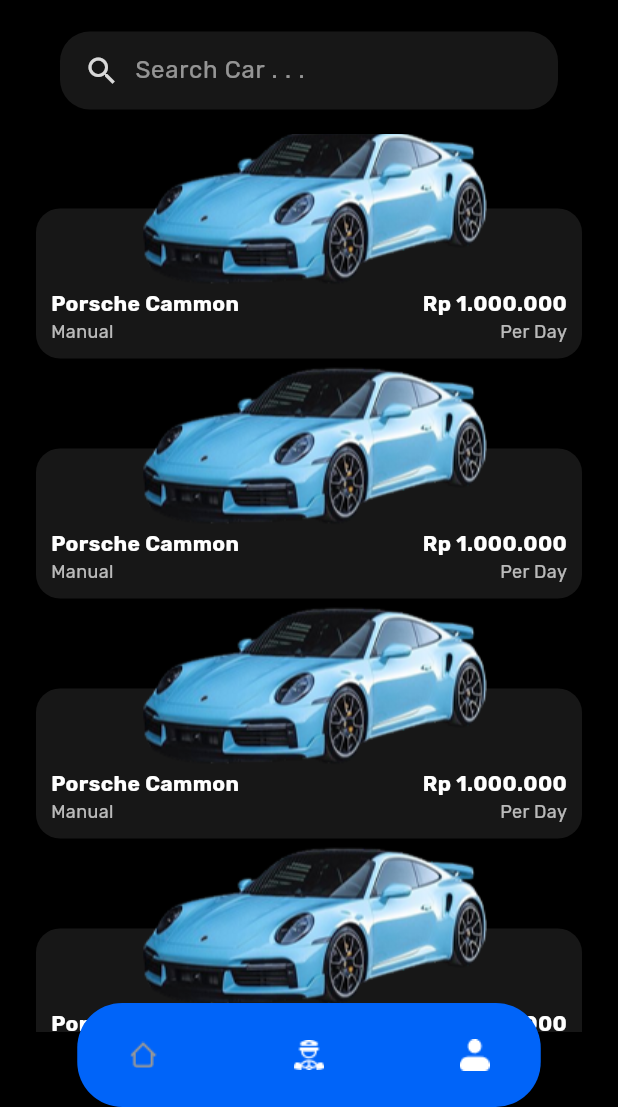
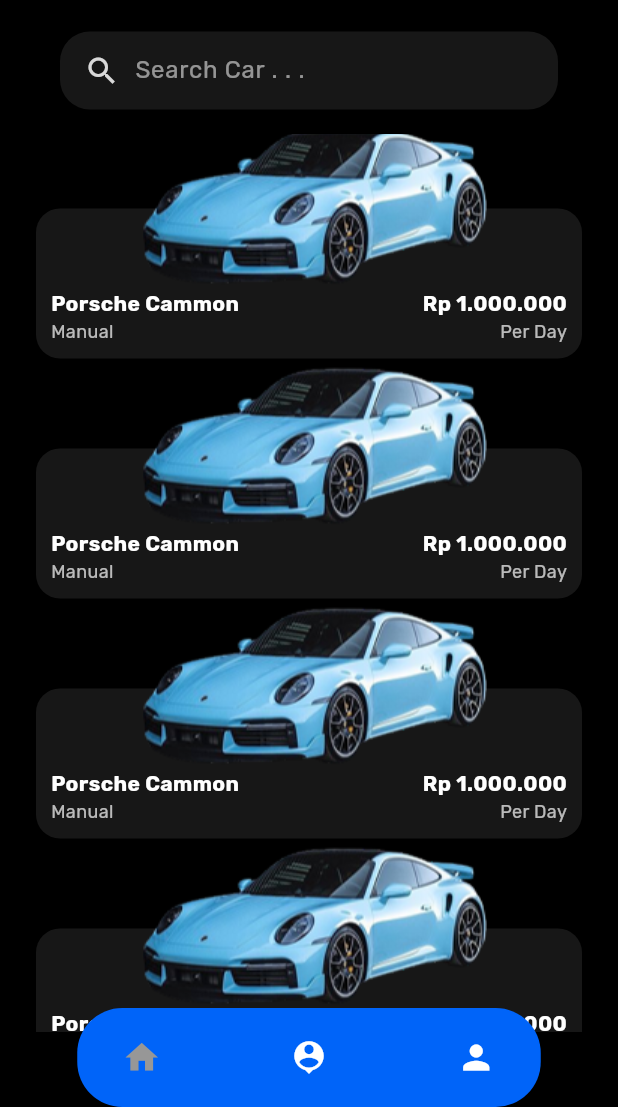
Before and after one commit to restumi/CarRentUkkMobile, a Flutter app: the screen it shows after launch, on a phone screen of 412 x 824 dp, the part 129-1236 px from its top. Run offline on Flutter 3.47's test engine with Material 3 defaults, Android fonts, the phone set to English and light mode, and no system bars; our stand-ins replace google_fonts, image_picker, table_calendar.

Commit message:
fix icons in custom bottomNavbar

```diff
--- a/lib/screens/driver/driver_screen.dart
+++ b/lib/screens/driver/driver_screen.dart
@@ -48,6 +48,11 @@
                   _goToProfile(context);
                 }
               },
+              icons: [
+                Icons.home,
+                Icons.person_pin,
+                Icons.person
+              ],
             ),
           ],
         ),
--- a/lib/screens/home/home_screen.dart
+++ b/lib/screens/home/home_screen.dart
@@ -214,32 +214,12 @@
                   _goToProfile(context);
                 }
               },
+              icons: [
+                Icons.home,
+                Icons.person_pin,
+                Icons.person
+              ],
             ),
-
-            // ===== Bottom Navbar =====
-            // Positioned(
-            //   bottom: 0,
-            //   left: MediaQuery.of(context).size.width * 0.125,
-            //   child: Container(
-            //     width: MediaQuery.of(context).size.width * 0.75,
-            //     padding: const EdgeInsets.symmetric(
-            //       vertical: 20,
-            //       horizontal: 30,
-            //     ),
-            //     decoration: const BoxDecoration(
-            //       color: Color(0xFF0064F9),
-            //       borderRadius: BorderRadius.all(Radius.circular(30)),
-            //     ),
-            //     child: Row(
-            //       mainAxisAlignment: MainAxisAlignment.spaceBetween,
-            //       children: [
-            //         Image.asset("assets/icons/home.png", width: 28),
-            //         Image.asset("assets/icons/driver.png", width: 28),
-            //         Image.asset("assets/icons/profil.png", width: 28),
-            //       ],
-            //     ),
-            //   ),
-            // ),
           ],
         ),
       ),
--- a/lib/screens/home/transaction_screen.dart
+++ b/lib/screens/home/transaction_screen.dart
@@ -130,7 +130,7 @@
                                     ),
                                   ),
                                   const Icon(
-                                    Icons.calendar_today,
+                                    Icons.calendar_month_outlined,
                                     color: AppColors.white,
                                     size: 18,
                                   ),
@@ -176,7 +176,7 @@
                                     ),
                                   ),
                                   const Icon(
-                                    Icons.calendar_today,
+                                    Icons.calendar_month_outlined,
                                     color: AppColors.white,
                                     size: 18,
                                   ),
--- a/lib/screens/profile/profile_screen.dart
+++ b/lib/screens/profile/profile_screen.dart
@@ -47,6 +47,11 @@
                   _goTodriver(context);
                 }
               },
+              icons: [
+                Icons.home,
+                Icons.person_pin,
+                Icons.person
+              ],
             ),
           ],
         ),
--- a/lib/widgets/bottom_navbar.dart
+++ b/lib/widgets/bottom_navbar.dart
@@ -4,11 +4,13 @@
 class CustomBottomNavbar extends StatelessWidget {
   final int currentIndex;
   final Function(int) onTap;
+  final List<IconData> icons;
 
   const CustomBottomNavbar({
     super.key,
     required this.currentIndex,
     required this.onTap,
+    required this.icons,
   });
 
   @override
@@ -25,24 +27,26 @@
         ),
         child: Row(
           mainAxisAlignment: MainAxisAlignment.spaceBetween,
-                children: [
-                    _buildNavItem(context, 0, "assets/icons/home.png"),
-                    _buildNavItem(context, 1, "assets/icons/driver.png"),
-                    _buildNavItem(context, 2, "assets/icons/profil.png"),
-                ],
+          children: List.generate(icons.length, (index) {
+            return _buildNavItem(context, index, icons[index]);
+          }),
         ),
       ),
     );
   }
 
-  Widget _buildNavItem(BuildContext context, int index, String iconPath){
+  Widget _buildNavItem(BuildContext context, int index, IconData iconData) {
     bool isActive = index == currentIndex;
     return GestureDetector(
       onTap: () => onTap(index),
-        child: Image.asset(
-            iconPath,
-            width: 28,
+      child: AnimatedContainer(
+        duration: const Duration(milliseconds: 200),
+        curve: Curves.easeOut,
+        child: Icon(
+            iconData,
             color: isActive ? AppColors.abuGelap : AppColors.white,
+            size: 26,
+          ),
       ),
     );
   }
```
Lines whose indentation alone changed are shown as unchanged.
